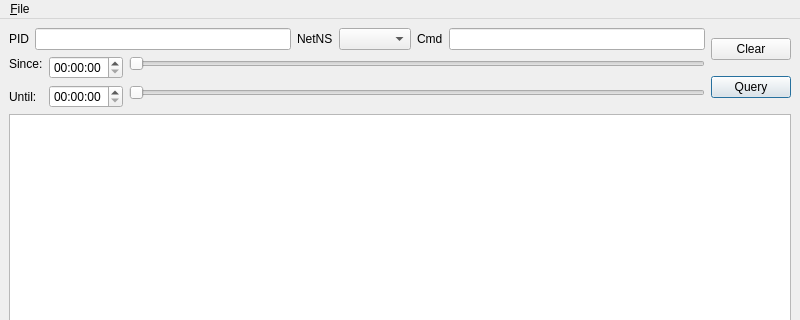
kellyjf/procwatch, file gui/procwatch.ui: the form before one commit; both pictures show x 0 to 800 and y 0 to 320 of the 800 by 600 pixel window.
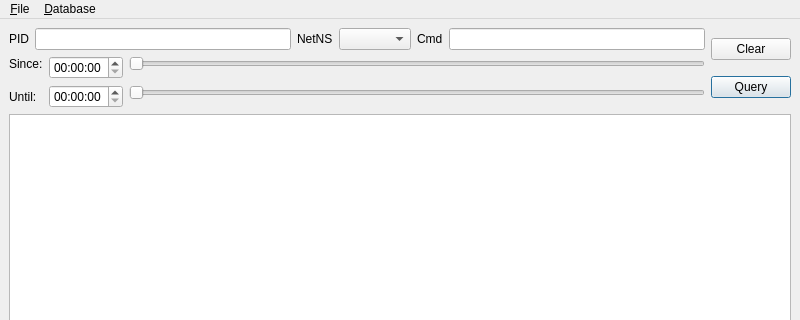
The form after the commit. Custom widgets are drawn as their Qt base class.

Commit message: Add initdb and load menus

The edit to the form file:
```diff
--- a/gui/procwatch.ui
+++ b/gui/procwatch.ui
@@ -209,7 +209,15 @@
     <addaction name="separator"/>
     <addaction name="action_Quit"/>
    </widget>
+   <widget class="QMenu" name="menu_Database">
+    <property name="title">
+     <string>&amp;Database</string>
+    </property>
+    <addaction name="action_Init"/>
+    <addaction name="action_Load"/>
+   </widget>
    <addaction name="menu_File"/>
+   <addaction name="menu_Database"/>
   </widget>
   <widget class="QStatusBar" name="statusbar"/>
   <action name="action_Quit">
```
Left out of the diff: 6 changed lines with no effect on the pictures. The commit also changes 13 other files.
